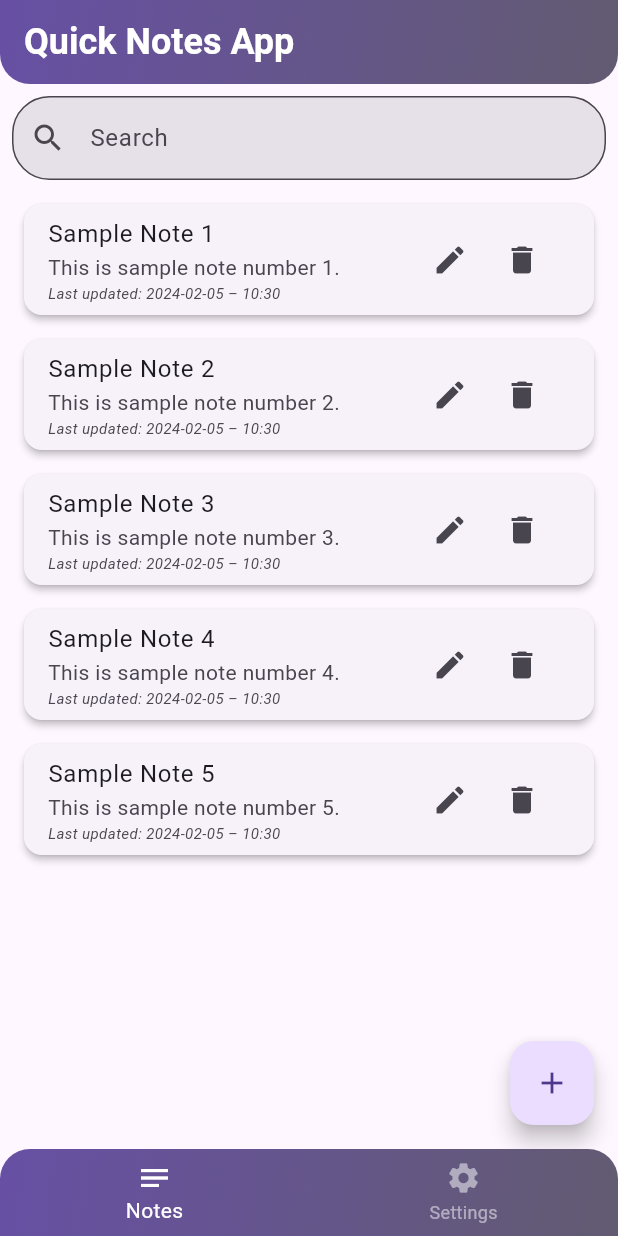
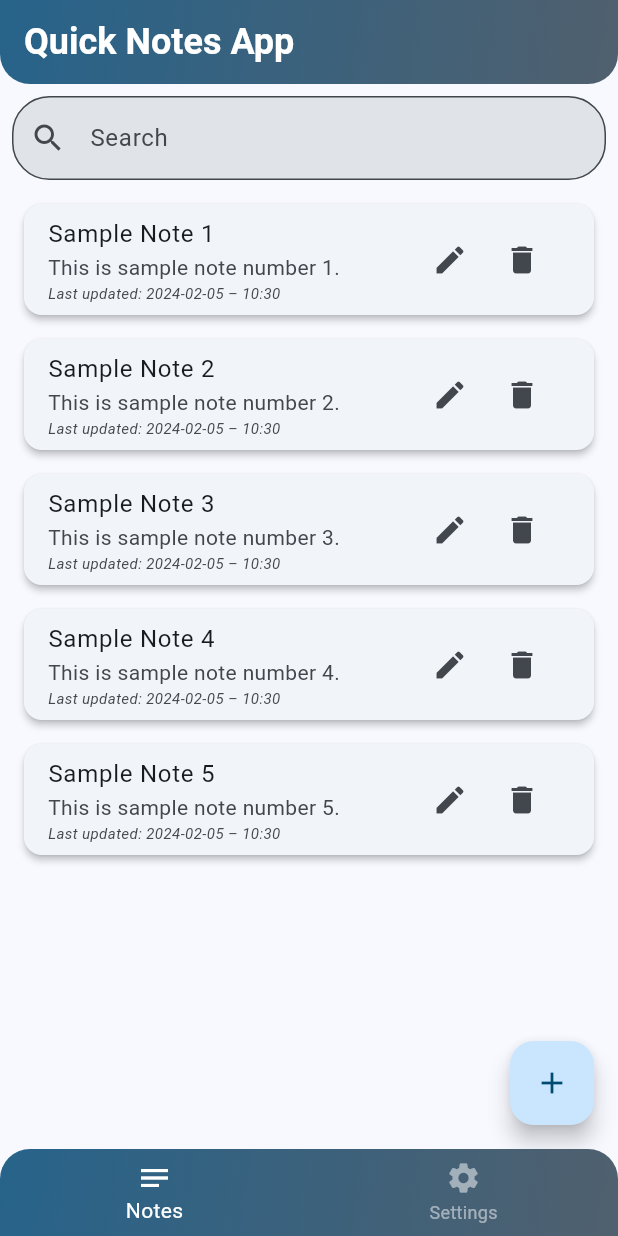
Before and after one commit to milinbhakta/quick_notes_app, a Flutter app: the screen it shows after launch, on a phone screen of 412 x 824 dp. Run offline on Flutter 3.47's test engine with Material 3 defaults, Android fonts, the light colour scheme and no system bars; our stand-ins replace shared_preferences.

Commit message:
Update theme configuration in my_app.dart

```diff
--- a/lib/Components/my_app.dart
+++ b/lib/Components/my_app.dart
@@ -29,8 +29,14 @@ class _MyAppState extends State<MyApp> {
       title: 'Quick Notes App',
       debugShowCheckedModeBanner: false,
       themeMode: _themeMode,
-      theme: ThemeData.light(useMaterial3: true),
-      darkTheme: ThemeData.dark(useMaterial3: true),
+      theme: ThemeData(
+          colorSchemeSeed: Colors.lightBlue,
+          useMaterial3: true,
+          brightness: Brightness.light),
+      darkTheme: ThemeData(
+          colorSchemeSeed: Colors.lightBlue,
+          useMaterial3: true,
+          brightness: Brightness.dark),
       home: MyHomePage(
         title: 'Quick Notes App',
         changeTheme: _changeTheme,
```
